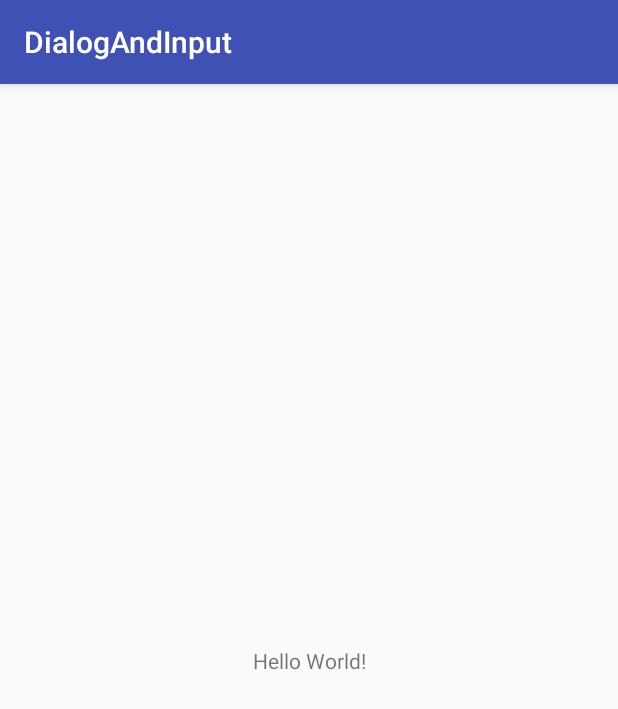
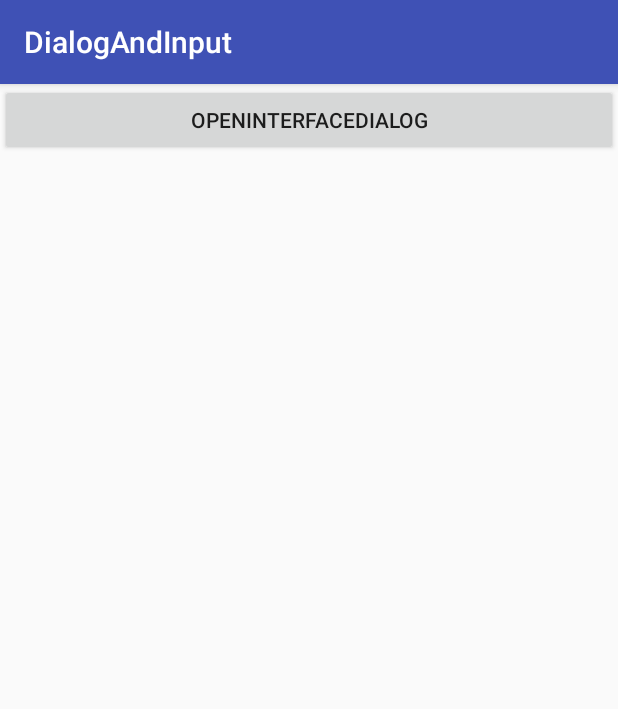
Before and after one commit to liguichao/DialogAndInput, an Android app: the screen it shows after launch (MainActivity), on a phone screen of 412 x 824 dp. Shown: the top 709 px of the screen. Run offline under Robolectric (Android 15) with nearby library versions, the phone set to English and light mode, and no system bars.

Commit message:
实现DialogInterface提示框

```diff
--- a/app/src/main/res/layout/activity_main.xml
+++ b/app/src/main/res/layout/activity_main.xml
@@ -6,13 +6,18 @@
     android:layout_height="match_parent"
     tools:context=".MainActivity">
 
-    <TextView
-        android:layout_width="wrap_content"
-        android:layout_height="wrap_content"
-        android:text="Hello World!"
-        app:layout_constraintBottom_toBottomOf="parent"
-        app:layout_constraintLeft_toLeftOf="parent"
-        app:layout_constraintRight_toRightOf="parent"
-        app:layout_constraintTop_toTopOf="parent" />
+    <LinearLayout
+        android:layout_width="match_parent"
+        android:layout_height="match_parent"
+        android:orientation="vertical">
+
+        <Button
+            android:id="@+id/button"
+            android:onClick="openInterfaceDialog"
+            android:layout_width="match_parent"
+            android:layout_height="wrap_content"
+            android:text="openInterfaceDialog" />
+
+    </LinearLayout>
 
 </android.support.constraint.ConstraintLayout>
--- a/app/src/main/res/values/strings.xml
+++ b/app/src/main/res/values/strings.xml
@@ -1,3 +1,7 @@
 <resources>
     <string name="app_name">DialogAndInput</string>
+    <string name="dialog_title">DialogAndInput</string>
+    <string name="dialog_view">DialogShowView</string>
+    <string name="confirm">Determine</string>
+    <string name="cancel">Cancel</string>
 </resources>
```
Also changed, not shown: app/src/main/java/com/android/lgc/dialogandinput/MainActivity.java (+26 -1 lines).
